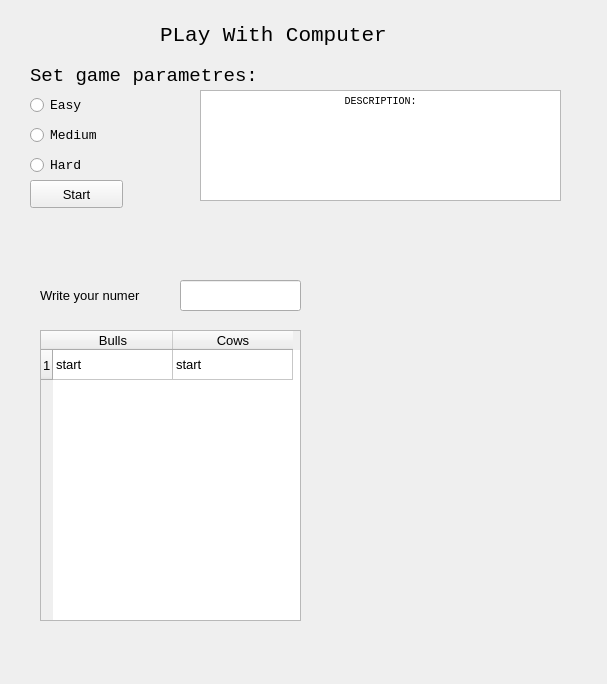
First picture: the form in computerui.ui, repository DamirGainatullin/CowsAndBulls, before the edit.
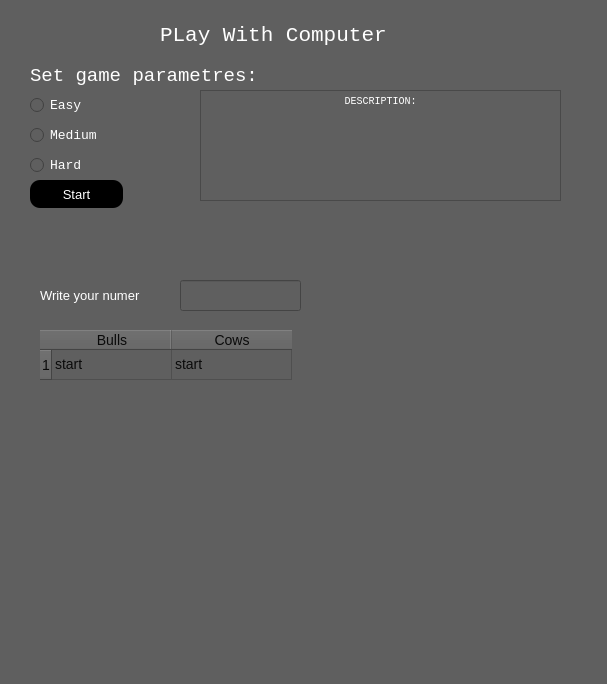
Second picture: the form after the edit.

```diff
--- a/computerui.ui
+++ b/computerui.ui
@@ -18,6 +18,17 @@
   <property name="windowTitle">
    <string>Form</string>
   </property>
+  <property name="styleSheet">
+   <string notr="true">QWidget {
+	background-color:rgb(95, 95, 95);
+	color:rgb(255, 255, 255);
+}
+QPushButton{
+	background-color:black;
+	border-radius: 10px;
+}
+</string>
+  </property>
   <widget class="QLabel" name="label">
    <property name="geometry">
     <rect>
@@ -165,7 +176,10 @@
     <string>Write your numer</string>
    </property>
   </widget>
-  <widget class="QLineEdit" name="lineEdit">
+  <widget class="QLineEdit" name="number">
+   <property name="enabled">
+    <bool>false</bool>
+   </property>
    <property name="geometry">
     <rect>
      <x>180</x>
@@ -180,7 +194,7 @@
     <rect>
      <x>40</x>
      <y>330</y>
-     <width>261</width>
+     <width>281</width>
      <height>291</height>
     </rect>
    </property>
@@ -190,6 +204,20 @@
      <verstretch>0</verstretch>
     </sizepolicy>
    </property>
+   <property name="font">
+    <font>
+     <pointsize>-1</pointsize>
+     <stylestrategy>PreferDefault</stylestrategy>
+    </font>
+   </property>
+   <property name="styleSheet">
+    <string notr="true">QWidget {
+	border: none;
+	color: rgb(10, 10, 10);
+	font-size: 14px;
+}
+</string>
+   </property>
    <property name="gridStyle">
     <enum>Qt::SolidLine</enum>
    </property>
```
Left out of the diff: 6 changed lines with no effect on the pictures.
